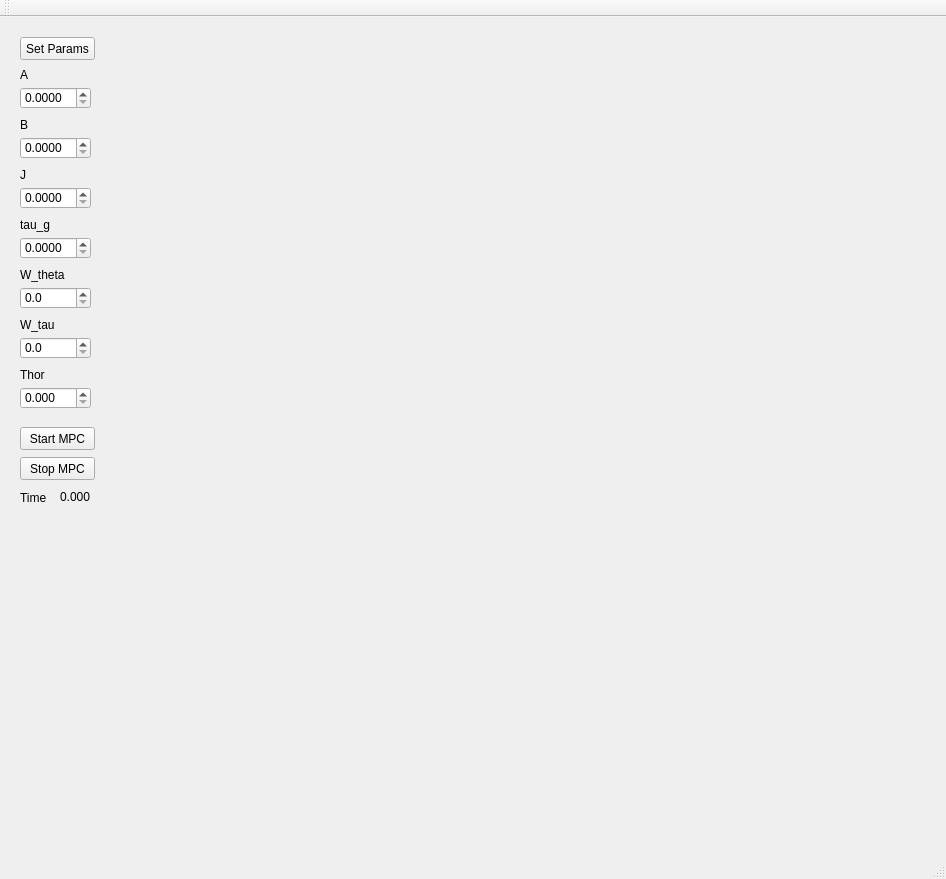
First picture: the form in GUI/GUI.ui, repository cic12/exo_control, before the edit.
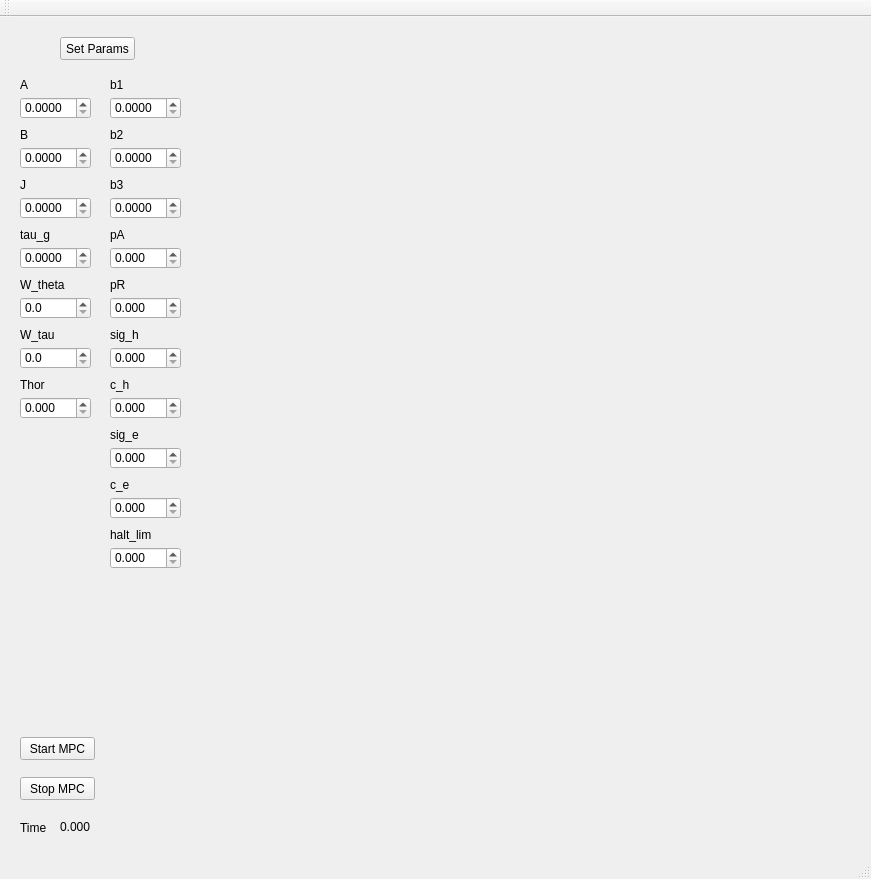
Second picture: the form after the edit. Custom widgets are drawn as their Qt base class.

Commit message: lambda plots added and values automatically updated

```diff
--- a/GUI/GUI.ui
+++ b/GUI/GUI.ui
@@ -6,7 +6,7 @@
    <rect>
     <x>0</x>
     <y>0</y>
-    <width>946</width>
+    <width>871</width>
     <height>879</height>
    </rect>
   </property>
@@ -20,10 +20,10 @@
    <widget class="QCustomPlot" name="plot" native="true">
     <property name="geometry">
      <rect>
-      <x>380</x>
+      <x>210</x>
       <y>20</y>
-      <width>391</width>
-      <height>161</height>
+      <width>641</width>
+      <height>151</height>
      </rect>
     </property>
    </widget>
@@ -31,7 +31,7 @@
     <property name="geometry">
      <rect>
       <x>20</x>
-      <y>410</y>
+      <y>720</y>
       <width>75</width>
       <height>23</height>
      </rect>
@@ -44,7 +44,7 @@
     <property name="geometry">
      <rect>
       <x>20</x>
-      <y>440</y>
+      <y>760</y>
       <width>75</width>
       <height>23</height>
      </rect>
@@ -57,7 +57,7 @@
     <property name="geometry">
      <rect>
       <x>60</x>
-      <y>470</y>
+      <y>800</y>
       <width>41</width>
       <height>20</height>
      </rect>
@@ -70,7 +70,7 @@
     <property name="geometry">
      <rect>
       <x>20</x>
-      <y>470</y>
+      <y>800</y>
       <width>41</width>
       <height>21</height>
      </rect>
@@ -83,7 +83,7 @@
     <property name="geometry">
      <rect>
       <x>20</x>
-      <y>50</y>
+      <y>60</y>
       <width>61</width>
       <height>16</height>
      </rect>
@@ -96,7 +96,7 @@
     <property name="geometry">
      <rect>
       <x>20</x>
-      <y>70</y>
+      <y>80</y>
       <width>71</width>
       <height>22</height>
      </rect>
@@ -115,7 +115,7 @@
     <property name="geometry">
      <rect>
       <x>20</x>
-      <y>100</y>
+      <y>110</y>
       <width>61</width>
       <height>16</height>
      </rect>
@@ -128,7 +128,7 @@
     <property name="geometry">
      <rect>
       <x>20</x>
-      <y>120</y>
+      <y>130</y>
       <width>71</width>
       <height>22</height>
      </rect>
@@ -144,7 +144,7 @@
     <property name="geometry">
      <rect>
       <x>20</x>
-      <y>150</y>
+      <y>160</y>
       <width>61</width>
       <height>16</height>
      </rect>
@@ -157,7 +157,7 @@
     <property name="geometry">
      <rect>
       <x>20</x>
-      <y>170</y>
+      <y>180</y>
       <width>71</width>
       <height>22</height>
      </rect>
@@ -173,7 +173,7 @@
     <property name="geometry">
      <rect>
       <x>20</x>
-      <y>200</y>
+      <y>210</y>
       <width>61</width>
       <height>16</height>
      </rect>
@@ -186,7 +186,7 @@
     <property name="geometry">
      <rect>
       <x>20</x>
-      <y>220</y>
+      <y>230</y>
       <width>71</width>
       <height>22</height>
      </rect>
@@ -199,7 +199,7 @@
     <property name="geometry">
      <rect>
       <x>20</x>
-      <y>250</y>
+      <y>260</y>
       <width>61</width>
       <height>16</height>
      </rect>
@@ -212,7 +212,7 @@
     <property name="geometry">
      <rect>
       <x>20</x>
-      <y>320</y>
+      <y>330</y>
       <width>71</width>
       <height>22</height>
      </rect>
@@ -228,7 +228,7 @@
     <property name="geometry">
      <rect>
       <x>20</x>
-      <y>270</y>
+      <y>280</y>
       <width>71</width>
       <height>22</height>
      </rect>
@@ -247,7 +247,7 @@
     <property name="geometry">
      <rect>
       <x>20</x>
-      <y>300</y>
+      <y>310</y>
       <width>61</width>
       <height>16</height>
      </rect>
@@ -260,7 +260,7 @@
     <property name="geometry">
      <rect>
       <x>20</x>
-      <y>370</y>
+      <y>380</y>
       <width>71</width>
       <height>22</height>
      </rect>
@@ -276,7 +276,7 @@
     <property name="geometry">
      <rect>
       <x>20</x>
-      <y>350</y>
+      <y>360</y>
       <width>61</width>
       <height>16</height>
      </rect>
@@ -288,7 +288,7 @@
    <widget class="QPushButton" name="btn_set_params">
     <property name="geometry">
      <rect>
-      <x>20</x>
+      <x>60</x>
       <y>20</y>
       <width>75</width>
       <height>23</height>
@@ -304,10 +304,10 @@
     </property>
     <property name="geometry">
      <rect>
-      <x>380</x>
-      <y>380</y>
-      <width>391</width>
-      <height>161</height>
+      <x>210</x>
+      <y>360</y>
+      <width>641</width>
+      <height>101</height>
      </rect>
     </property>
    </widget>
@@ -317,10 +317,10 @@
     </property>
     <property name="geometry">
      <rect>
-      <x>380</x>
-      <y>560</y>
-      <width>391</width>
-      <height>161</height>
+      <x>210</x>
+      <y>480</y>
+      <width>641</width>
+      <height>101</height>
      </rect>
     </property>
    </widget>
@@ -330,13 +330,335 @@
     </property>
     <property name="geometry">
      <rect>
-      <x>380</x>
-      <y>200</y>
-      <width>391</width>
-      <height>161</height>
+      <x>210</x>
+      <y>190</y>
+      <width>641</width>
+      <height>151</height>
      </rect>
     </property>
    </widget>
+   <widget class="QCustomPlot" name="plot4" native="true">
+    <property name="enabled">
+     <bool>false</bool>
+    </property>
+    <property name="geometry">
+     <rect>
+      <x>210</x>
+      <y>600</y>
+      <width>641</width>
+      <height>101</height>
+     </rect>
+    </property>
+   </widget>
+   <widget class="QCustomPlot" name="plot5" native="true">
+    <property name="enabled">
+     <bool>false</bool>
+    </property>
+    <property name="geometry">
+     <rect>
+      <x>210</x>
+      <y>720</y>
+      <width>641</width>
+      <height>101</height>
+     </rect>
+    </property>
+   </widget>
+   <widget class="QLabel" name="label_12">
+    <property name="geometry">
+     <rect>
+      <x>110</x>
+      <y>310</y>
+      <width>61</width>
+      <height>16</height>
+     </rect>
+    </property>
+    <property name="text">
+     <string>sig_h</string>
+    </property>
+   </widget>
+   <widget class="QDoubleSpinBox" name="sig_h_box">
+    <property name="geometry">
+     <rect>
+      <x>110</x>
+      <y>330</y>
+      <width>71</width>
+      <height>22</height>
+     </rect>
+    </property>
+    <property name="decimals">
+     <number>3</number>
+    </property>
+    <property name="value">
+     <double>0.000000000000000</double>
+    </property>
+   </widget>
+   <widget class="QLabel" name="label_8">
+    <property name="geometry">
+     <rect>
+      <x>110</x>
+      <y>60</y>
+      <width>61</width>
+      <height>16</height>
+     </rect>
+    </property>
+    <property name="text">
+     <string>b1</string>
+    </property>
+   </widget>
+   <widget class="QLabel" name="label_13">
+    <property name="geometry">
+     <rect>
+      <x>110</x>
+      <y>260</y>
+      <width>61</width>
+      <height>16</height>
+     </rect>
+    </property>
+    <property name="text">
+     <string>pR</string>
+    </property>
+   </widget>
+   <widget class="QLabel" name="label_14">
+    <property name="geometry">
+     <rect>
+      <x>110</x>
+      <y>360</y>
+      <width>61</width>
+      <height>16</height>
+     </rect>
+    </property>
+    <property name="text">
+     <string>c_h</string>
+    </property>
+   </widget>
+   <widget class="QDoubleSpinBox" name="pR_box">
+    <property name="geometry">
+     <rect>
+      <x>110</x>
+      <y>280</y>
+      <width>71</width>
+      <height>22</height>
+     </rect>
+    </property>
+    <property name="decimals">
+     <number>3</number>
+    </property>
+    <property name="maximum">
+     <double>100000.000000000000000</double>
+    </property>
+    <property name="value">
+     <double>0.000000000000000</double>
+    </property>
+   </widget>
+   <widget class="QLabel" name="label_15">
+    <property name="geometry">
+     <rect>
+      <x>110</x>
+      <y>110</y>
+      <width>61</width>
+      <height>16</height>
+     </rect>
+    </property>
+    <property name="text">
+     <string>b2</string>
+    </property>
+   </widget>
+   <widget class="QDoubleSpinBox" name="b3_box">
+    <property name="geometry">
+     <rect>
+      <x>110</x>
+      <y>180</y>
+      <width>71</width>
+      <height>22</height>
+     </rect>
+    </property>
+    <property name="decimals">
+     <number>4</number>
+    </property>
+    <property name="value">
+     <double>0.000000000000000</double>
+    </property>
+   </widget>
+   <widget class="QDoubleSpinBox" name="b1_box">
+    <property name="geometry">
+     <rect>
+      <x>110</x>
+      <y>80</y>
+      <width>71</width>
+      <height>22</height>
+     </rect>
+    </property>
+    <property name="decimals">
+     <number>4</number>
+    </property>
+    <property name="singleStep">
+     <double>0.100000000000000</double>
+    </property>
+    <property name="value">
+     <double>0.000000000000000</double>
+    </property>
+   </widget>
+   <widget class="QDoubleSpinBox" name="pA_box">
+    <property name="geometry">
+     <rect>
+      <x>110</x>
+      <y>230</y>
+      <width>71</width>
+      <height>22</height>
+     </rect>
+    </property>
+    <property name="decimals">
+     <number>3</number>
+    </property>
+   </widget>
+   <widget class="QDoubleSpinBox" name="b2_box">
+    <property name="geometry">
+     <rect>
+      <x>110</x>
+      <y>130</y>
+      <width>71</width>
+      <height>22</height>
+     </rect>
+    </property>
+    <property name="decimals">
+     <number>4</number>
+    </property>
+    <property name="value">
+     <double>0.000000000000000</double>
+    </property>
+   </widget>
+   <widget class="QLabel" name="label_16">
+    <property name="geometry">
+     <rect>
+      <x>110</x>
+      <y>210</y>
+      <width>61</width>
+      <height>16</height>
+     </rect>
+    </property>
+    <property name="text">
+     <string>pA</string>
+    </property>
+   </widget>
+   <widget class="QDoubleSpinBox" name="c_h_box">
+    <property name="geometry">
+     <rect>
+      <x>110</x>
+      <y>380</y>
+      <width>71</width>
+      <height>22</height>
+     </rect>
+    </property>
+    <property name="decimals">
+     <number>3</number>
+    </property>
+    <property name="value">
+     <double>0.000000000000000</double>
+    </property>
+   </widget>
+   <widget class="QLabel" name="label_17">
+    <property name="geometry">
+     <rect>
+      <x>110</x>
+      <y>160</y>
+      <width>61</width>
+      <height>16</height>
+     </rect>
+    </property>
+    <property name="text">
+     <string>b3</string>
+    </property>
+   </widget>
+   <widget class="QLabel" name="label_18">
+    <property name="geometry">
+     <rect>
+      <x>110</x>
+      <y>410</y>
+      <width>61</width>
+      <height>16</height>
+     </rect>
+    </property>
+    <property name="text">
+     <string>sig_e</string>
+    </property>
+   </widget>
+   <widget class="QDoubleSpinBox" name="sig_e_box">
+    <property name="geometry">
+     <rect>
+      <x>110</x>
+      <y>430</y>
+      <width>71</width>
+      <height>22</height>
+     </rect>
+    </property>
+    <property name="decimals">
+     <number>3</number>
+    </property>
+    <property name="maximum">
+     <double>100000.000000000000000</double>
+    </property>
+    <property name="value">
+     <double>0.000000000000000</double>
+    </property>
+   </widget>
+   <widget class="QLabel" name="label_19">
+    <property name="geometry">
+     <rect>
+      <x>110</x>
+      <y>460</y>
+      <width>61</width>
+      <height>16</height>
+     </rect>
+    </property>
+    <property name="text">
+     <string>c_e</string>
+    </property>
+   </widget>
+   <widget class="QDoubleSpinBox" name="c_e_box">
+    <property name="geometry">
+     <rect>
+      <x>110</x>
+      <y>480</y>
+      <width>71</width>
+      <height>22</height>
+     </rect>
+    </property>
+    <property name="decimals">
+     <number>3</number>
+    </property>
+    <property name="value">
+     <double>0.000000000000000</double>
+    </property>
+   </widget>
+   <widget class="QLabel" name="label_20">
+    <property name="geometry">
+     <rect>
+      <x>110</x>
+      <y>510</y>
+      <width>61</width>
+      <height>16</height>
+     </rect>
+    </property>
+    <property name="text">
+     <string>halt_lim</string>
+    </property>
+   </widget>
+   <widget class="QDoubleSpinBox" name="halt_lim_box">
+    <property name="geometry">
+     <rect>
+      <x>110</x>
+      <y>530</y>
+      <width>71</width>
+      <height>22</height>
+     </rect>
+    </property>
+    <property name="decimals">
+     <number>3</number>
+    </property>
+    <property name="value">
+     <double>0.000000000000000</double>
+    </property>
+   </widget>
   </widget>
   <widget class="QMenuBar" name="menuBar">
    <property name="geometry">
```
Left out of the diff: 2 changed lines with no effect on the pictures. The commit also changes 6 other files.
